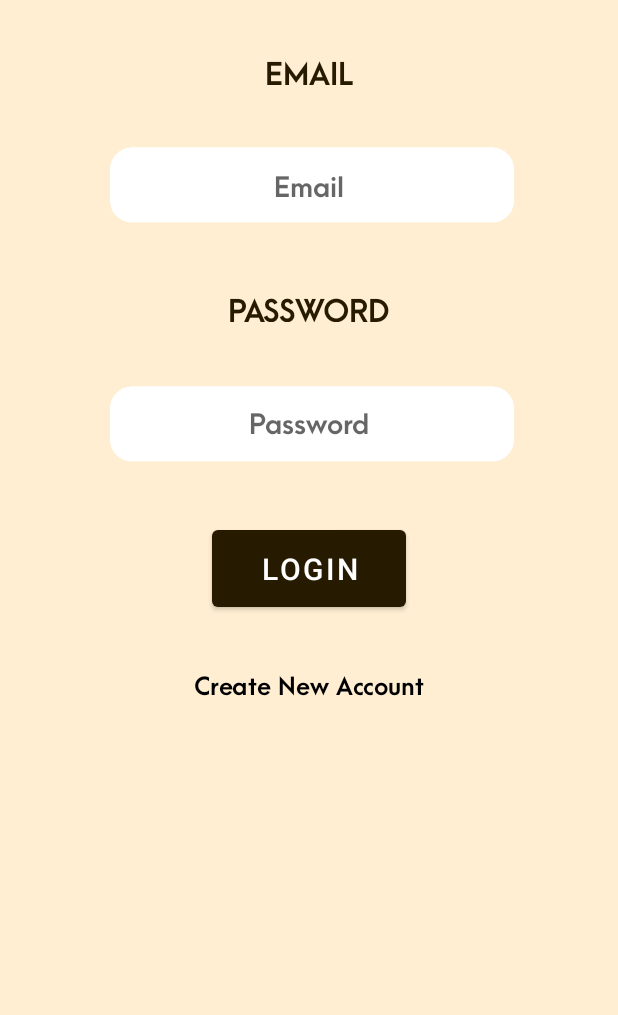
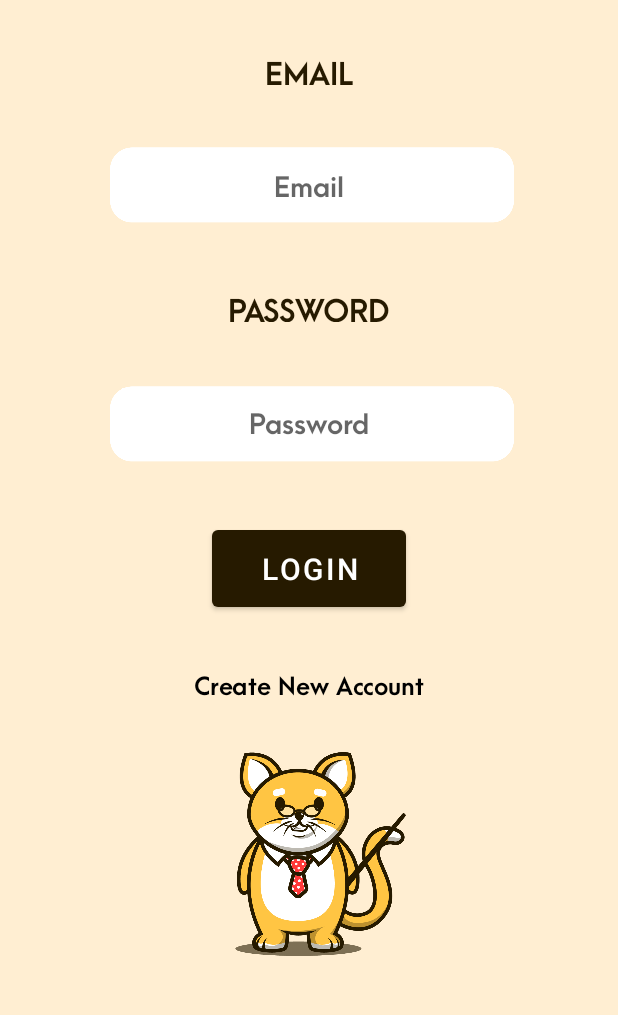
Before and after one commit to ramosallenjoshua/OperationBasics, an Android app: the screen it shows after launch (LoginMenuActivity), on a phone screen of 412 x 824 dp, the part 216-1231 px from its top. Run offline under Robolectric (Android 15) with nearby library versions, the phone set to English and light mode, and no system bars; our stand-ins replace Firebase (no records; nobody signed in at launch, a user with empty details on screens opened directly).

Commit message:
Operation Basic Mascot in Login menu

```diff
--- a/app/src/main/res/layout/activity_login_menu.xml
+++ b/app/src/main/res/layout/activity_login_menu.xml
@@ -149,4 +149,16 @@
         app:layout_constraintStart_toStartOf="@+id/login_button"
         app:layout_constraintTop_toBottomOf="@+id/login_button" />
 
+    <ImageView
+        android:id="@+id/imageView5"
+        android:layout_width="170dp"
+        android:layout_height="136dp"
+        app:layout_constraintBottom_toBottomOf="parent"
+        app:layout_constraintEnd_toEndOf="@+id/login_button"
+        app:layout_constraintHorizontal_bias="0.317"
+        app:layout_constraintStart_toStartOf="@+id/login_button"
+        app:layout_constraintTop_toBottomOf="@+id/login_button"
+        app:layout_constraintVertical_bias="0.682"
+        app:srcCompat="@drawable/operation_basic_mascot" />
+
 </androidx.constraintlayout.widget.ConstraintLayout>
```
